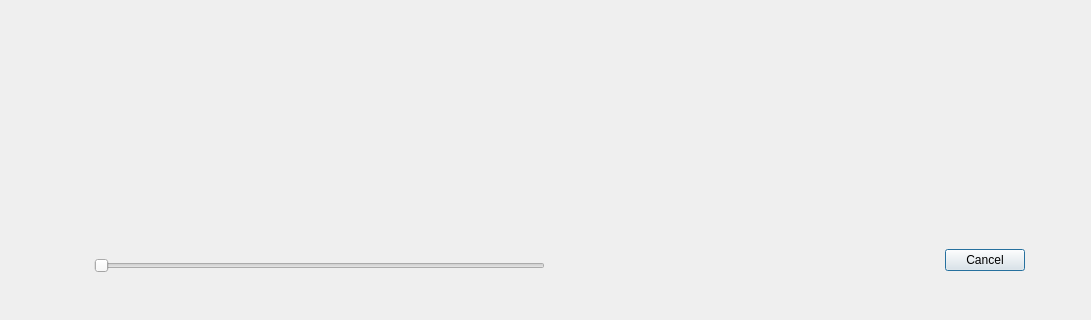
Karly19tarazonac/git-info, file visualization.ui: the form before one commit; both pictures show x 156 to 1247 and y 330 to 650 of the 1247 by 650 pixel window.
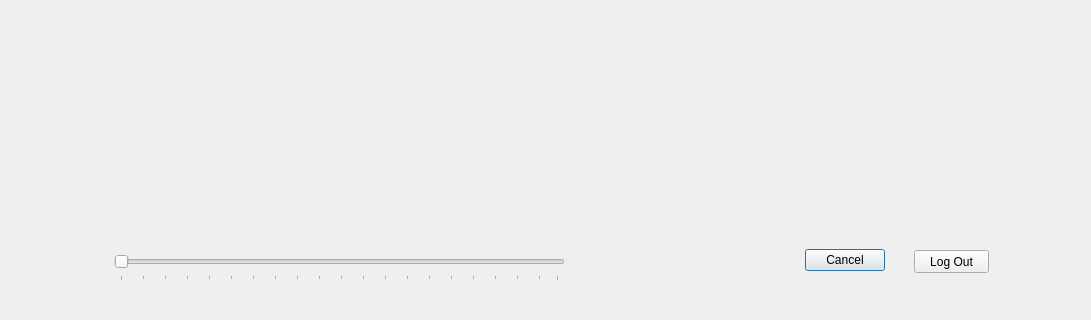
The form after the commit.

Commit message: agregar boton logout y mensaje error

What changed in the file:
```diff
--- a/visualization.ui
+++ b/visualization.ui
@@ -16,7 +16,7 @@
   <widget class="QDialogButtonBox" name="buttonBox">
    <property name="geometry">
     <rect>
-     <x>870</x>
+     <x>730</x>
      <y>570</y>
      <width>311</width>
      <height>41</height>
@@ -45,7 +45,7 @@
   <widget class="QSlider" name="hslider">
    <property name="geometry">
     <rect>
-     <x>250</x>
+     <x>270</x>
      <y>580</y>
      <width>451</width>
      <height>31</height>
@@ -54,6 +54,12 @@
    <property name="orientation">
     <enum>Qt::Horizontal</enum>
    </property>
+   <property name="tickPosition">
+    <enum>QSlider::TicksBelow</enum>
+   </property>
+   <property name="tickInterval">
+    <number>5</number>
+   </property>
   </widget>
   <widget class="QLabel" name="label">
    <property name="geometry">
@@ -73,6 +79,19 @@
     <string>0</string>
    </property>
   </widget>
+  <widget class="QPushButton" name="log_out">
+   <property name="geometry">
+    <rect>
+     <x>1070</x>
+     <y>580</y>
+     <width>75</width>
+     <height>23</height>
+    </rect>
+   </property>
+   <property name="text">
+    <string>Log Out</string>
+   </property>
+  </widget>
  </widget>
  <resources/>
  <connections>
```
The commit also changes 6 other files.
